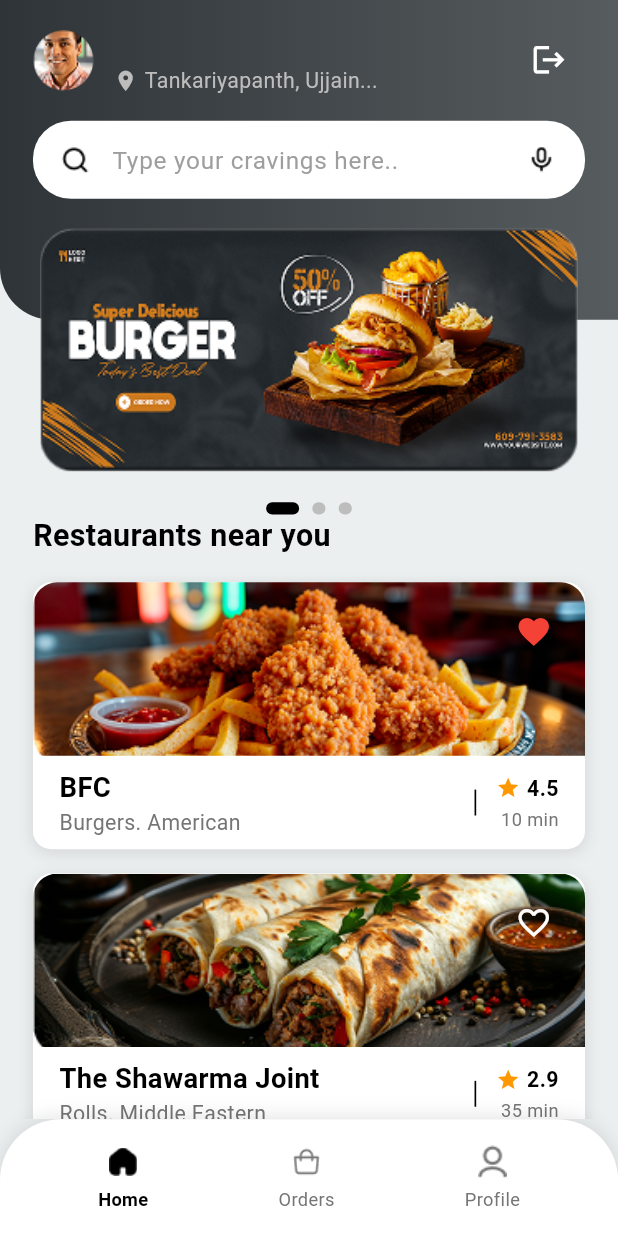
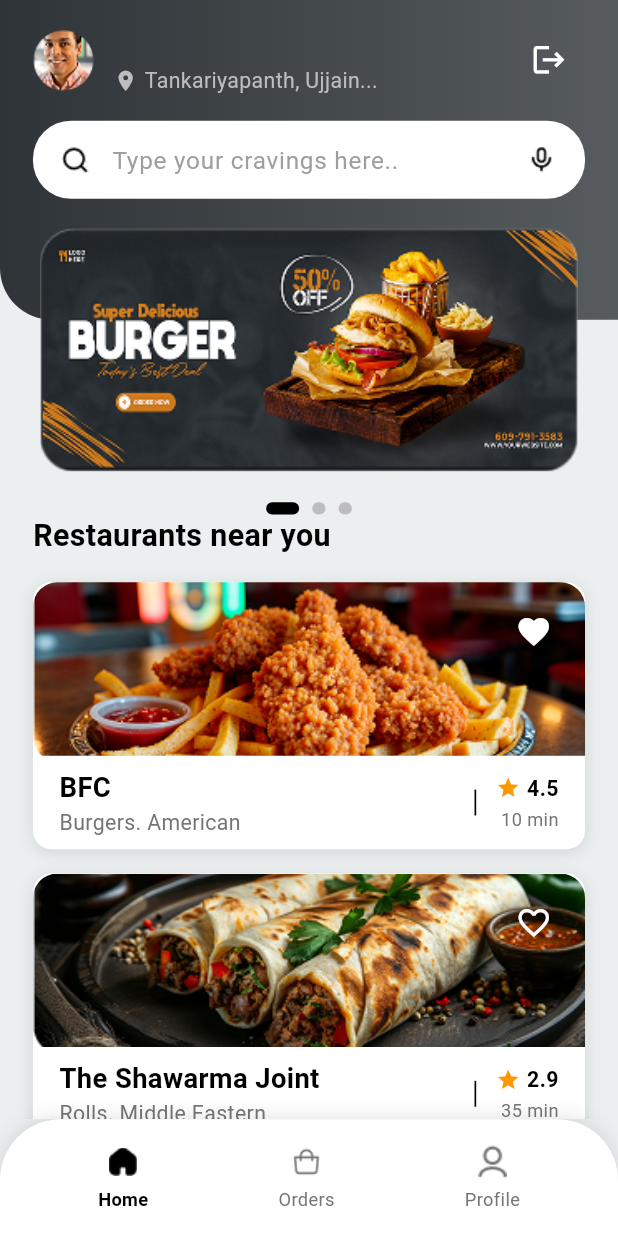
Before and after one commit to Abhishek-jaison/food-delivery, a Flutter app: the HomeScreenNew screen opened directly, after a tap on the "favorite outline" icon, on a phone screen of 412 x 824 dp. Run offline on Flutter 3.47's test engine with Material 3 defaults, Android fonts, the phone set to English and light mode, and no system bars; our stand-ins replace cloud_firestore, firebase_auth, firebase_core, flutter_screenutil, font_awesome_flutter, google_sign_in and 3 more; accounts and stored records are empty.

```diff
--- a/lib/screens/home_screen_new.dart
+++ b/lib/screens/home_screen_new.dart
@@ -411,7 +411,9 @@ class _HomeScreenNewState extends State<HomeScreenNew> {
                       restaurant.isFavorite
                           ? Icons.favorite
                           : Icons.favorite_border,
-                      color: restaurant.isFavorite ? Colors.red : Colors.white,
+                      color: restaurant.isFavorite
+                          ? Colors.white
+                          : Colors.white,
                       size: 24.sp,
                     ),
                   ),
```
Also changed, not shown: lib/providers/auth_provider.dart (+13 -0 lines), 9 other files.
